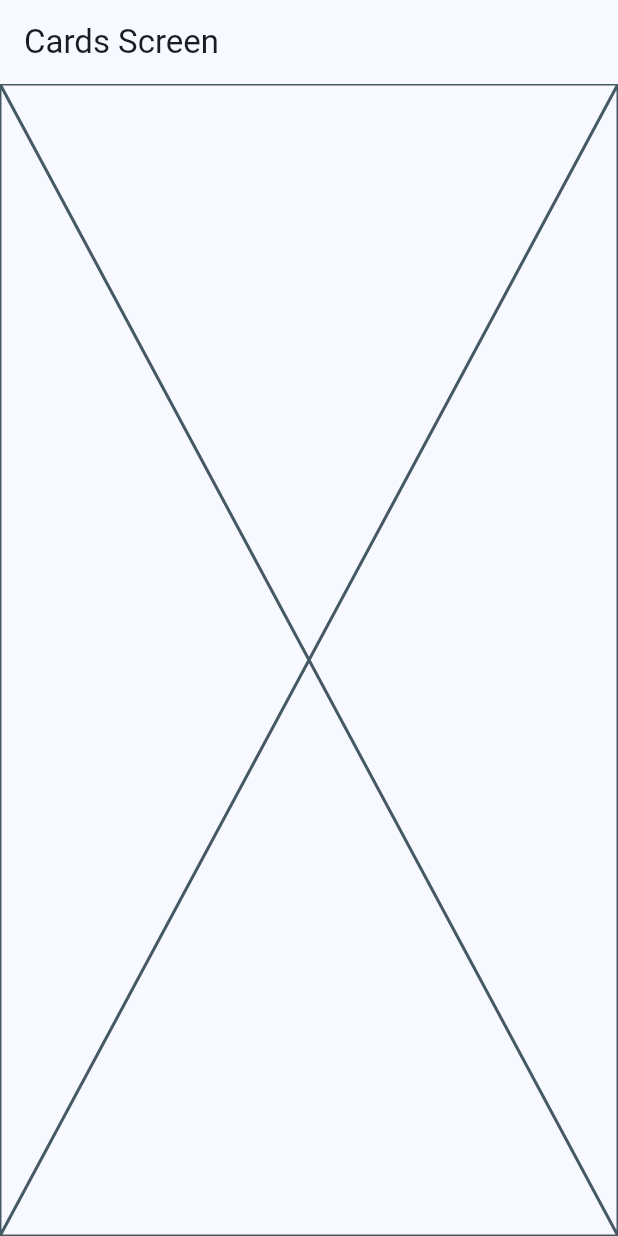
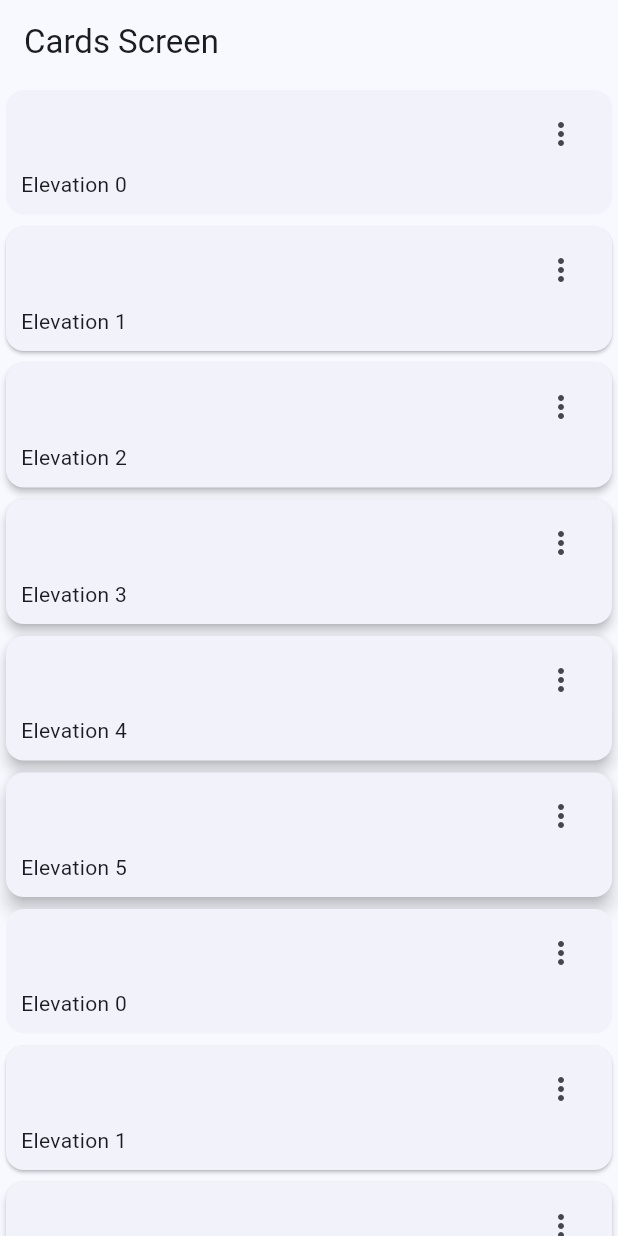
Before and after one commit to tecBogarin/witget_flutter, a Flutter app: the CardsScreen screen opened by its route, on a phone screen of 412 x 824 dp. Run offline on Flutter 3.47's test engine with Material 2 defaults, Android fonts, the phone set to English and light mode, and no system bars; our stand-ins replace go_router.

Commit message:
creando tarjetas

```diff
--- a/lib/screens/cards/cards_screen.dart
+++ b/lib/screens/cards/cards_screen.dart
@@ -1,4 +1,13 @@
 import 'package:flutter/material.dart';
+
+const cards = <Map<String, dynamic>>[
+  {'elevation': 0.0, 'label': 'Elevation 0'},
+  {'elevation': 1.0, 'label': 'Elevation 1'},
+  {'elevation': 2.0, 'label': 'Elevation 2'},
+  {'elevation': 3.0, 'label': 'Elevation 3'},
+  {'elevation': 4.0, 'label': 'Elevation 4'},
+  {'elevation': 5.0, 'label': 'Elevation 5'},
+];
 
 class CardsScreen extends StatelessWidget {
   static const String screenName = 'card_screen';
@@ -10,7 +19,43 @@ class CardsScreen extends StatelessWidget {
       appBar: AppBar(
         title: const Text('Cards Screen'),
       ),
-      body: const Placeholder(),
+      body: SingleChildScrollView(
+        child: Column(
+          children: [
+            ...cards.map((card) =>
+                _CardType1(label: card['label'], elevation: card['elevation'])),
+            ...cards.map((card) =>
+                _CardType1(label: card['label'], elevation: card['elevation'])),
+          ],
+        ),
+      ),
     );
   }
 }
+
+class _CardType1 extends StatelessWidget {
+  final String label;
+  final double elevation;
+  const _CardType1({required this.label, required this.elevation});
+
+  @override
+  Widget build(BuildContext context) => Card(
+        elevation: elevation,
+        child: Padding(
+          padding: const EdgeInsets.fromLTRB(10, 5, 10, 10),
+          child: Column(
+            children: [
+              Align(
+                  alignment: Alignment.topRight,
+                  child: IconButton(
+                      onPressed: () {},
+                      icon: const Icon(Icons.more_vert_outlined))),
+              Align(
+                alignment: Alignment.bottomLeft,
+                child: Text(label),
+              )
+            ],
+          ),
+        ),
+      );
+}
```
